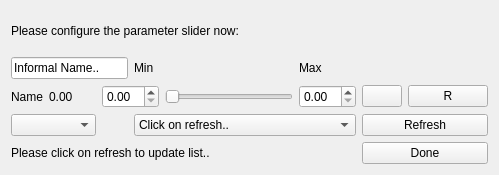
Old version of the form src/ui/designer/QGCParamSlider.ui in the repository mavlink/qgroundcontrol.
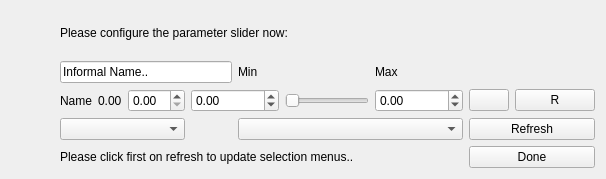
New version of the form. Icons and pictures are not drawn.

Commit message: Fixed dynamic param widget! Now ready to use!

```diff
--- a/src/ui/designer/QGCParamSlider.ui
+++ b/src/ui/designer/QGCParamSlider.ui
@@ -6,77 +6,103 @@
    <rect>
     <x>0</x>
     <y>0</y>
-    <width>499</width>
-    <height>175</height>
+    <width>606</width>
+    <height>179</height>
    </rect>
   </property>
   <property name="windowTitle">
    <string>Form</string>
   </property>
-  <layout class="QGridLayout" name="gridLayout">
-   <item row="1" column="0" colspan="4">
+  <layout class="QGridLayout" name="gridLayout" columnstretch="100,0,0,0,0,0,0,0,0,0">
+   <item row="1" column="1" colspan="4">
     <widget class="QLineEdit" name="editNameLabel">
      <property name="text">
       <string>Informal Name..</string>
      </property>
     </widget>
    </item>
-   <item row="1" column="4">
+   <item row="1" column="5">
     <widget class="QLabel" name="editMinLabel">
      <property name="text">
       <string>Min</string>
      </property>
     </widget>
    </item>
-   <item row="1" column="6">
+   <item row="1" column="7">
     <widget class="QLabel" name="editMaxLabel">
      <property name="text">
       <string>Max</string>
      </property>
     </widget>
    </item>
-   <item row="2" column="0">
+   <item row="2" column="1">
     <widget class="QLabel" name="nameLabel">
      <property name="text">
       <string>Name</string>
      </property>
+     <property name="alignment">
+      <set>Qt::AlignRight|Qt::AlignTrailing|Qt::AlignVCenter</set>
+     </property>
     </widget>
    </item>
-   <item row="2" column="1">
+   <item row="2" column="2">
     <widget class="QLabel" name="valueLabel">
      <property name="text">
       <string>0.00</string>
      </property>
     </widget>
    </item>
-   <item row="2" column="3" colspan="2">
-    <widget class="QDoubleSpinBox" name="editMinSpinBox"/>
-   </item>
-   <item row="2" column="5">
-    <widget class="QSlider" name="valueSlider">
-     <property name="orientation">
-      <enum>Qt::Horizontal</enum>
+   <item row="2" column="4" colspan="2">
+    <widget class="QDoubleSpinBox" name="editMinSpinBox">
+     <property name="minimum">
+      <double>-999999999.000000000000000</double>
+     </property>
+     <property name="maximum">
+      <double>999999999.000000000000000</double>
      </property>
     </widget>
    </item>
    <item row="2" column="6">
-    <widget class="QDoubleSpinBox" name="editMaxSpinBox"/>
+    <widget class="QSlider" name="valueSlider">
+     <property name="maximumSize">
+      <size>
+       <width>300</width>
+       <height>16777215</height>
+      </size>
+     </property>
+     <property name="maximum">
+      <number>1000000</number>
+     </property>
+     <property name="orientation">
+      <enum>Qt::Horizontal</enum>
+     </property>
+    </widget>
    </item>
-   <item row="0" column="0" colspan="7">
+   <item row="2" column="7">
+    <widget class="QDoubleSpinBox" name="editMaxSpinBox">
+     <property name="minimum">
+      <double>-999999999.000000000000000</double>
+     </property>
+     <property name="maximum">
+      <double>999999999.000000000000000</double>
+     </property>
+    </widget>
+   </item>
+   <item row="0" column="1" colspan="7">
     <widget class="QLabel" name="editInstructionsLabel">
      <property name="text">
       <string>Please configure the parameter slider now:</string>
      </property>
     </widget>
    </item>
-   <item row="5" column="0" colspan="7">
+   <item row="5" column="1" colspan="7">
     <widget class="QLabel" name="editStatusLabel">
      <property name="text">
-      <string>Please click on refresh to update list..</string>
+      <string>Please click first on refresh to update selection menus..</string>
      </property>
     </widget>
    </item>
-   <item row="3" column="0" colspan="3">
+   <item row="3" column="1" colspan="3">
     <widget class="QComboBox" name="editSelectComponentComboBox">
      <property name="toolTip">
       <string>Select component</string>
@@ -86,7 +112,7 @@
      </property>
     </widget>
    </item>
-   <item row="3" column="4" colspan="3">
+   <item row="3" column="5" colspan="3">
     <widget class="QComboBox" name="editSelectParamComboBox">
      <property name="toolTip">
       <string>Select parameter</string>
@@ -94,14 +120,9 @@
      <property name="statusTip">
       <string>Select parameter</string>
      </property>
-     <item>
-      <property name="text">
-       <string>Click on refresh..</string>
-      </property>
-     </item>
     </widget>
    </item>
-   <item row="2" column="7">
+   <item row="2" column="8">
     <widget class="QPushButton" name="writeButton">
      <property name="toolTip">
       <string>Transmit the current slider value to the system</string>
@@ -118,7 +139,7 @@
      </property>
     </widget>
    </item>
-   <item row="2" column="8">
+   <item row="2" column="9">
     <widget class="QPushButton" name="readButton">
      <property name="toolTip">
       <string>Read the current parameter value on the system</string>
@@ -131,7 +152,7 @@
      </property>
     </widget>
    </item>
-   <item row="3" column="7" colspan="2">
+   <item row="3" column="8" colspan="2">
     <widget class="QPushButton" name="editRefreshParamsButton">
      <property name="enabled">
       <bool>true</bool>
@@ -141,13 +162,29 @@
      </property>
     </widget>
    </item>
-   <item row="5" column="7" colspan="2">
+   <item row="5" column="8" colspan="2">
     <widget class="QPushButton" name="editDoneButton">
      <property name="text">
       <string>Done</string>
      </property>
     </widget>
    </item>
+   <item row="2" column="3">
+    <widget class="QDoubleSpinBox" name="valueSpinBox"/>
+   </item>
+   <item row="2" column="0">
+    <spacer name="horizontalSpacer">
+     <property name="orientation">
+      <enum>Qt::Horizontal</enum>
+     </property>
+     <property name="sizeHint" stdset="0">
+      <size>
+       <width>40</width>
+       <height>20</height>
+      </size>
+     </property>
+    </spacer>
+   </item>
   </layout>
  </widget>
  <resources>
```
The commit also changes 7 other files.
